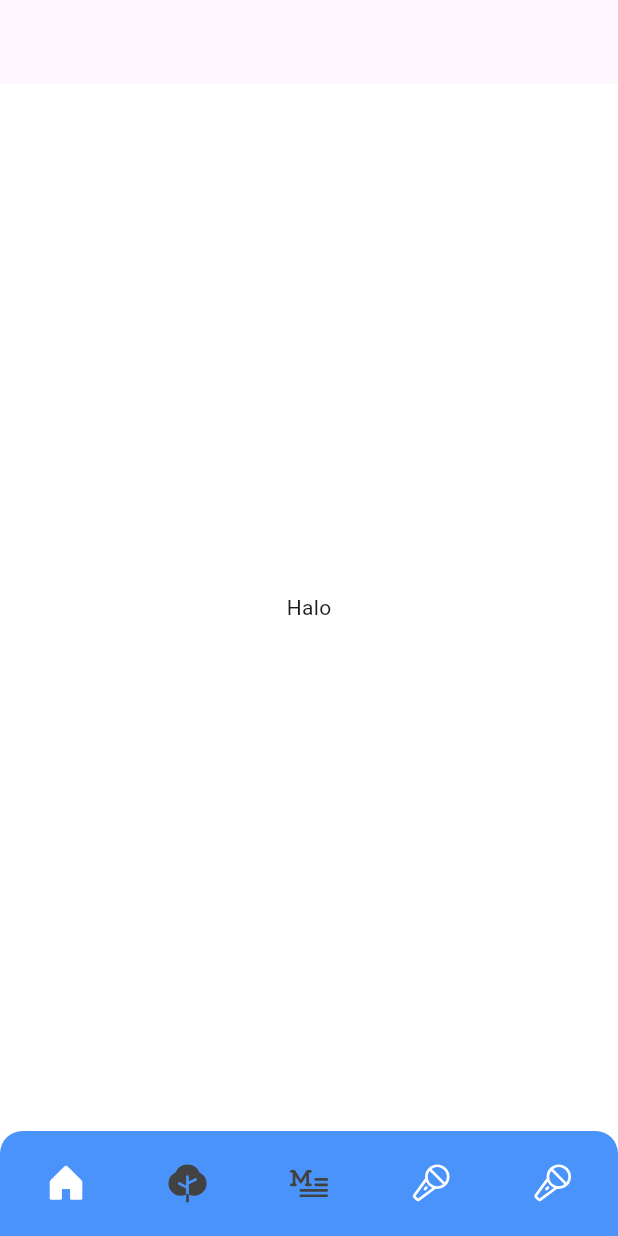
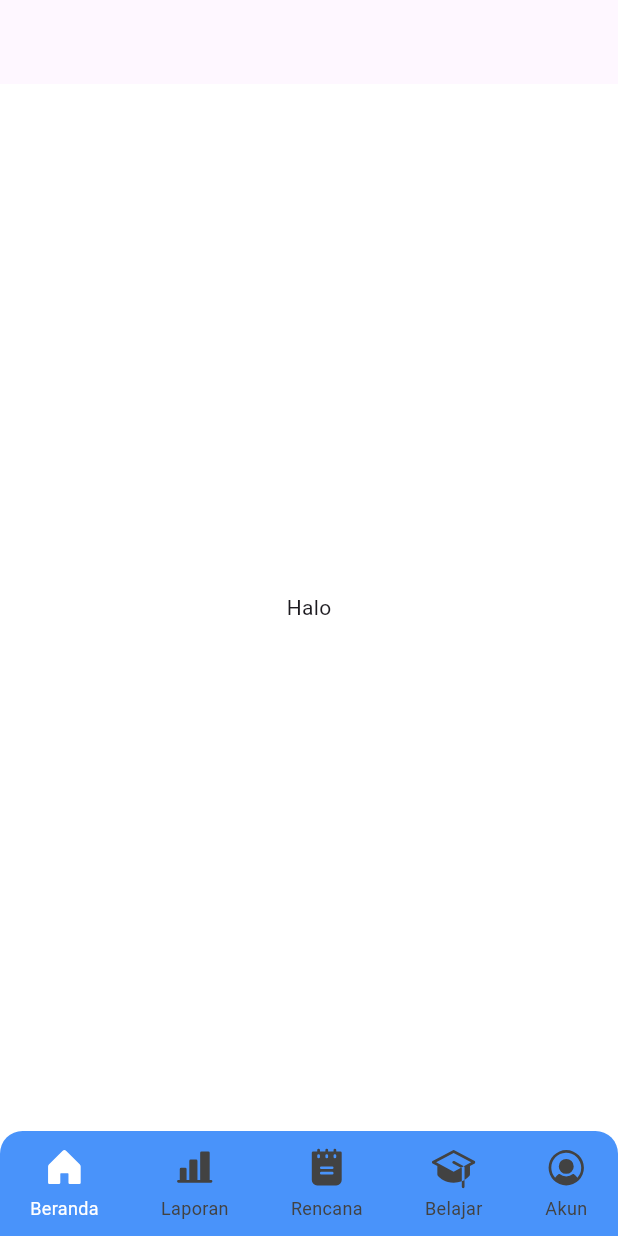
Before and after one commit to Elioth-Gray/fible-app, a Flutter app: the screen it shows after launch, on a phone screen of 412 x 824 dp. Run offline on Flutter 3.47's test engine with Material 3 defaults, Android fonts, the phone set to English and light mode, and no system bars; our stand-ins replace get, google_fonts, phosphor_flutter.

Commit message:
navbar-done

```diff
--- a/lib/presentation/widgets/navbar/navbar.dart
+++ b/lib/presentation/widgets/navbar/navbar.dart
@@ -29,74 +29,166 @@ class Navbar extends StatelessWidget {
           child: Row(
             mainAxisAlignment: MainAxisAlignment.spaceBetween,
             children: [
-              IconButton(
-                onPressed: () {
+              GestureDetector(
+                onTap: () {
                   controller.changePage(0);
                   Get.toNamed("/home");
                 },
-                icon: Obx(
+                child: Column(
+                  mainAxisSize: MainAxisSize.min,
+                  children: [
+                    Obx(
                       () => PhosphorIcon(
                         PhosphorIconsFill.house,
                         size: 29.0,
                         color: controller.currentIndex.value == 0
                             ? whiteColor
-                          : blackNavbarColor),
+                            : blackNavbarColor,
                       ),
                     ),
-              IconButton(
-                onPressed: () {
+                    SizedBox(height: 4), // Space between icon and text
+                    Obx(
+                      () => Text(
+                        "Beranda",
+                        style: TextStyle(
+                          color: controller.currentIndex.value == 0
+                              ? whiteColor
+                              : blackNavbarColor,
+                          fontSize: 12,
+                        ),
+                      ),
+                    ),
+                  ],
+                ),
+              ),
+              GestureDetector(
+                onTap: () {
                   controller.changePage(1);
                   Get.toNamed("/reports");
                 },
-                icon: Obx(() => PhosphorIcon(
-                      PhosphorIconsFill.tree,
+                child: Column(
+                  mainAxisSize: MainAxisSize.min,
+                  children: [
+                    Obx(
+                      () => PhosphorIcon(
+                        PhosphorIconsFill.chartBar,
                         size: 29.0,
                         color: controller.currentIndex.value == 1
                             ? whiteColor
                             : blackNavbarColor,
-                    )),
                       ),
-              IconButton(
-                onPressed: () {
+                    ),
+                    SizedBox(height: 4),
+                    Obx(
+                      () => Text(
+                        "Laporan",
+                        style: TextStyle(
+                          color: controller.currentIndex.value == 1
+                              ? whiteColor
+                              : blackNavbarColor,
+                          fontSize: 12,
+                        ),
+                      ),
+                    ),
+                  ],
+                ),
+              ),
+              GestureDetector(
+                onTap: () {
                   controller.changePage(2);
                   Get.toNamed("/plans");
                 },
-                icon: Obx(() => PhosphorIcon(
-                      controller.currentIndex.value == 2
-                          ? PhosphorIconsFill.articleMedium
-                          : PhosphorIconsRegular.articleMedium,
+                child: Column(
+                  mainAxisSize: MainAxisSize.min,
+                  children: [
+                    Obx(
+                      () => PhosphorIcon(
+                        PhosphorIconsFill.notepad,
                         size: 29.0,
                         color: controller.currentIndex.value == 2
                             ? whiteColor
                             : blackNavbarColor,
-                    )),
                       ),
-              IconButton(
-                onPressed: () {
+                    ),
+                    SizedBox(height: 4),
+                    Obx(
+                      () => Text(
+                        "Rencana",
+                        style: TextStyle(
+                          color: controller.currentIndex.value == 2
+                              ? whiteColor
+                              : blackNavbarColor,
+                          fontSize: 12,
+                        ),
+                      ),
+                    ),
+                  ],
+                ),
+              ),
+              GestureDetector(
+                onTap: () {
                   controller.changePage(3);
                   Get.toNamed("/learns");
                 },
-                icon: Obx(() => PhosphorIcon(
-                      controller.currentIndex.value == 3
-                          ? PhosphorIconsFill.microphoneStage
-                          : PhosphorIconsRegular.microphoneStage,
+                child: Column(
+                  mainAxisSize: MainAxisSize.min,
+                  children: [
+                    Obx(
+                      () => PhosphorIcon(
+                        PhosphorIconsFill.graduationCap,
                         size: 29.0,
-                      color: Colors.white,
-                    )),
+                        color: controller.currentIndex.value == 3
+                            ? whiteColor
+                            : blackNavbarColor,
                       ),
-              IconButton(
-                onPressed: () {
+                    ),
+                    SizedBox(height: 4),
+                    Obx(
+                      () => Text(
+                        "Belajar",
+                        style: TextStyle(
+                          color: controller.currentIndex.value == 3
+                              ? whiteColor
+                              : blackNavbarColor,
+                          fontSize: 12,
+                        ),
+                      ),
+                    ),
+                  ],
+                ),
+              ),
+              GestureDetector(
+                onTap: () {
                   controller.changePage(4);
                   Get.toNamed("/accounts");
                 },
-                icon: Obx(() => PhosphorIcon(
-                      controller.currentIndex.value == 3
-                          ? PhosphorIconsFill.microphoneStage
-                          : PhosphorIconsRegular.microphoneStage,
+                child: Column(
+                  mainAxisSize: MainAxisSize.min,
+                  children: [
+                    Obx(
+                      () => PhosphorIcon(
+                        PhosphorIconsFill.userCircle,
                         size: 29.0,
-                      color: Colors.white,
-                    )),
+                        color: controller.currentIndex.value == 4
+                            ? whiteColor
+                            : blackNavbarColor,
                       ),
+                    ),
+                    SizedBox(height: 4),
+                    Obx(
+                      () => Text(
+                        "Akun",
+                        style: TextStyle(
+                          color: controller.currentIndex.value == 4
+                              ? whiteColor
+                              : blackNavbarColor,
+                          fontSize: 12,
+                        ),
+                      ),
+                    ),
+                  ],
+                ),
+              )
             ],
           ),
         ),
```
Also changed, not shown: 8 other files. Lines whose indentation alone changed are shown as unchanged.
